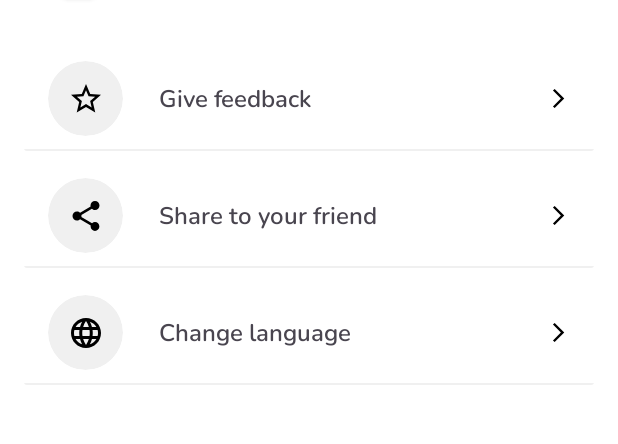
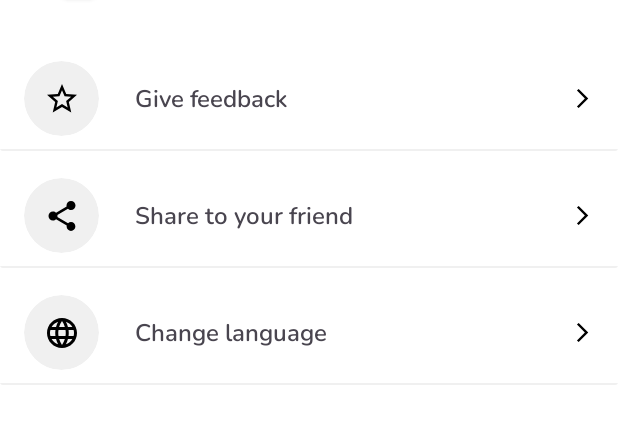
Before and after one commit to reiirei/Gluco-Guide, an Android app: the PreferenceFragment screen opened through its navigation route, on a phone screen of 412 x 824 dp, the part 248-692 px from its top. Run offline under Robolectric (Android 15) with nearby library versions, the phone set to English and light mode, and no system bars; pictures from the network do not load.

Commit message:
Modify/added ripple effect on the cards

```diff
--- a/MD/app/src/main/res/layout/fragment_preference.xml
+++ b/MD/app/src/main/res/layout/fragment_preference.xml
@@ -85,14 +85,12 @@
         android:id="@+id/cv_share"
         android:layout_width="match_parent"
         android:layout_height="70dp"
-        android:layout_marginStart="16dp"
         android:layout_marginTop="8dp"
-        android:layout_marginEnd="16dp"
-        app:cardBackgroundColor="@android:color/transparent"
+        android:contentDescription="@string/share_to_your_friend"
+        android:foreground="?android:attr/selectableItemBackground"
         app:cardElevation="0dp"
-        android:contentDescription="@string/share_to_your_friend"
+        app:layout_constraintEnd_toStartOf="@+id/appBarLayout"
         app:layout_constraintStart_toStartOf="parent"
-        app:layout_constraintEnd_toStartOf="@+id/appBarLayout"
         app:layout_constraintTop_toBottomOf="@+id/cv_feedback">
 
         <androidx.constraintlayout.widget.ConstraintLayout
@@ -106,10 +104,10 @@
                 android:layout_marginStart="16dp"
                 app:cardBackgroundColor="@color/grey"
                 app:cardCornerRadius="50dp"
-                app:strokeWidth="0dp"
                 app:layout_constraintBottom_toBottomOf="parent"
                 app:layout_constraintStart_toStartOf="parent"
-                app:layout_constraintTop_toTopOf="parent">
+                app:layout_constraintTop_toTopOf="parent"
+                app:strokeWidth="0dp">
 
                 <ImageView
                     android:id="@+id/iv_online_share"
@@ -139,8 +137,8 @@
                 android:layout_height="15dp"
                 android:layout_marginEnd="16dp"
                 android:src="@drawable/baseline_arrow_forward_ios_24"
+                app:layout_constraintBottom_toBottomOf="@+id/card_share"
                 app:layout_constraintEnd_toEndOf="parent"
-                app:layout_constraintBottom_toBottomOf="@+id/card_share"
                 app:layout_constraintTop_toTopOf="@+id/card_share" />
 
             <View
@@ -157,12 +155,12 @@
         android:id="@+id/cv_feedback"
         android:layout_width="match_parent"
         android:layout_height="70dp"
-        android:layout_marginStart="16dp"
         android:layout_marginTop="32dp"
-        android:layout_marginEnd="16dp"
+        android:clickable="true"
+        android:contentDescription="@string/give_feedback"
+        android:focusable="true"
+        android:foreground="?android:attr/selectableItemBackground"
         app:cardElevation="0dp"
-        app:cardBackgroundColor="@android:color/transparent"
-        android:contentDescription="@string/give_feedback"
         app:layout_constraintEnd_toStartOf="@+id/appBarLayout"
         app:layout_constraintStart_toStartOf="parent"
         app:layout_constraintTop_toBottomOf="@+id/cardView">
@@ -178,10 +176,10 @@
                 android:layout_marginStart="16dp"
                 app:cardBackgroundColor="@color/grey"
                 app:cardCornerRadius="50dp"
-                app:strokeWidth="0dp"
                 app:layout_constraintBottom_toBottomOf="parent"
                 app:layout_constraintStart_toStartOf="parent"
-                app:layout_constraintTop_toTopOf="parent">
+                app:layout_constraintTop_toTopOf="parent"
+                app:strokeWidth="0dp">
 
                 <ImageView
                     android:id="@+id/iv_online_glucose"
@@ -211,8 +209,8 @@
                 android:layout_marginEnd="16dp"
                 android:contentDescription="@string/give_feedback"
                 android:src="@drawable/baseline_arrow_forward_ios_24"
+                app:layout_constraintBottom_toBottomOf="@+id/card_feedback"
                 app:layout_constraintEnd_toEndOf="parent"
-                app:layout_constraintBottom_toBottomOf="@+id/card_feedback"
                 app:layout_constraintTop_toTopOf="@+id/card_feedback" />
 
             <View
@@ -220,8 +218,8 @@
                 android:layout_height="1dp"
                 android:background="@color/grey"
                 app:layout_constraintBottom_toBottomOf="parent"
-                app:layout_constraintStart_toStartOf="parent"
-                app:layout_constraintEnd_toEndOf="parent" />
+                app:layout_constraintEnd_toEndOf="parent"
+                app:layout_constraintStart_toStartOf="parent" />
         </androidx.constraintlayout.widget.ConstraintLayout>
     </androidx.cardview.widget.CardView>
 
@@ -229,14 +227,14 @@
         android:id="@+id/cv_language"
         android:layout_width="match_parent"
         android:layout_height="70dp"
-        android:layout_marginStart="16dp"
         android:layout_marginTop="8dp"
-        android:layout_marginEnd="16dp"
+        android:clickable="true"
+        android:contentDescription="@string/change_language"
+        android:focusable="true"
+        android:foreground="?android:attr/selectableItemBackground"
         app:cardElevation="0dp"
-        app:cardBackgroundColor="@android:color/transparent"
-        android:contentDescription="@string/change_language"
+        app:layout_constraintEnd_toStartOf="@+id/appBarLayout"
         app:layout_constraintStart_toStartOf="parent"
-        app:layout_constraintEnd_toStartOf="@+id/appBarLayout"
         app:layout_constraintTop_toBottomOf="@+id/cv_share">
 
         <androidx.constraintlayout.widget.ConstraintLayout
@@ -250,10 +248,10 @@
                 android:layout_marginStart="16dp"
                 app:cardBackgroundColor="@color/grey"
                 app:cardCornerRadius="50dp"
-                app:strokeWidth="0dp"
                 app:layout_constraintBottom_toBottomOf="parent"
                 app:layout_constraintStart_toStartOf="parent"
-                app:layout_constraintTop_toTopOf="parent">
+                app:layout_constraintTop_toTopOf="parent"
+                app:strokeWidth="0dp">
 
                 <ImageView
                     android:id="@+id/iv_language"
@@ -282,8 +280,8 @@
                 android:layout_height="15dp"
                 android:layout_marginEnd="16dp"
                 android:src="@drawable/baseline_arrow_forward_ios_24"
+                app:layout_constraintBottom_toBottomOf="@+id/card_language"
                 app:layout_constraintEnd_toEndOf="parent"
-                app:layout_constraintBottom_toBottomOf="@+id/card_language"
                 app:layout_constraintTop_toTopOf="@+id/card_language" />
 
             <View
```
